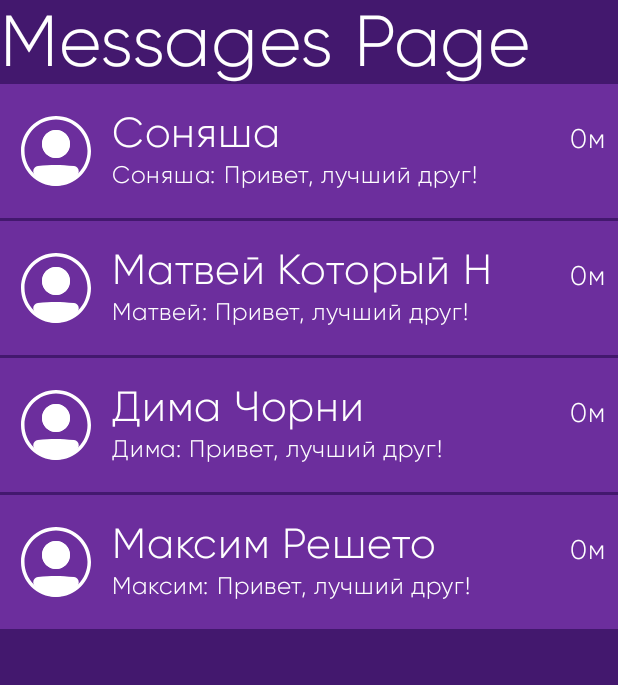
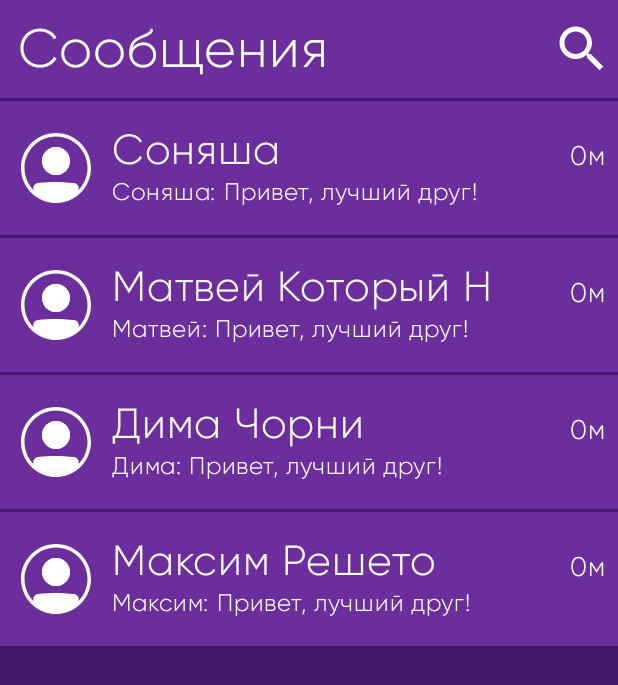
Before and after one commit to N1kromant/indrop-client, an Android app built with Jetpack Compose: the MessagesPage screen opened through its navigation route, on a phone screen of 412 x 824 dp. Shown: the top 685 px of the screen. Run offline under Robolectric (Android 15) with nearby library versions, the light colour scheme and no system bars.

Commit message:
feat:search button compleate
Подготовлена кнопка для создания нового чата

```diff
--- a/app/build.gradle.kts
+++ b/app/build.gradle.kts
@@ -98,6 +98,8 @@ dependencies {
     implementation(libs.kotlinx.serialization.json)
     androidTestImplementation( libs.androidx.espresso.idling.resource)
 
+    // Compose Constraint Layout
+    implementation(libs.androidx.constraintlayout.compose)
 
 
 }
--- a/app/src/main/java/com/log/indrop/Content/Main.kt
+++ b/app/src/main/java/com/log/indrop/Content/Main.kt
@@ -65,7 +65,7 @@ class Main: AppCompatActivity() {
             mainViewModel.makeFakePosts()
 
         //    networkManager.connect()
-//
+        //
         //    val chats = networkManager.getAllChats(mainViewModel.myUserData.value!!.authorId!!)
         //    mainViewModel.updateChatDataList(
         //        chats
--- a/app/src/main/java/com/log/indrop/Content/MessagesComposition.kt
+++ b/app/src/main/java/com/log/indrop/Content/MessagesComposition.kt
@@ -1,5 +1,6 @@
 package com.log.indrop.Content
 
+import android.graphics.Color
 import androidx.compose.foundation.Image
 import androidx.compose.foundation.background
 import androidx.compose.foundation.clickable
@@ -8,6 +9,7 @@ import androidx.compose.foundation.layout.Column
 import androidx.compose.foundation.layout.IntrinsicSize
 import androidx.compose.foundation.layout.Row
 import androidx.compose.foundation.layout.Spacer
+import androidx.compose.foundation.layout.fillMaxHeight
 import androidx.compose.foundation.layout.fillMaxSize
 import androidx.compose.foundation.layout.fillMaxWidth
 import androidx.compose.foundation.layout.height
@@ -15,11 +17,16 @@ import androidx.compose.foundation.layout.padding
 import androidx.compose.foundation.layout.size
 import androidx.compose.foundation.lazy.LazyColumn
 import androidx.compose.foundation.lazy.items
+import androidx.compose.material3.Icon
+import androidx.compose.material3.IconButton
 import androidx.compose.material3.MaterialTheme
 import androidx.compose.material3.Text
 import androidx.compose.runtime.Composable
+import androidx.compose.ui.Alignment
 import androidx.compose.ui.Modifier
+import androidx.compose.ui.res.colorResource
 import androidx.compose.ui.res.painterResource
+import androidx.compose.ui.res.stringResource
 import androidx.compose.ui.tooling.preview.Preview
 import androidx.compose.ui.unit.dp
 import androidx.compose.ui.unit.sp
@@ -27,6 +34,7 @@ import com.log.data.ChatData
 import com.log.data.Content
 import com.log.data.Message
 import com.log.data.UserData
+import com.log.indrop.FakeContent.makeFakeChats
 import com.log.indrop.R
 import com.log.indrop.ui.theme2.InkTheme
 import kotlinx.coroutines.flow.MutableStateFlow
@@ -35,16 +43,40 @@ import java.time.OffsetDateTime
 
 @Composable
 fun MessagesPage(chats: List<ChatData>, onClick: (chatData: ChatData) -> Unit) {
-//    Column {
-//        for (i in 0..10) {
-//            HelloWorld(2)
-//        }
-//    }
+
     Column {
-        Text(
-            text = "Messages Page",
-            fontSize = 48.sp,
-        )
+        Row (
+            Modifier
+                .fillMaxWidth()
+                .background(MaterialTheme.colorScheme.primaryContainer)
+        ) {
+            Text(
+                text = stringResource(R.string.MessagesPageTitle),
+                fontSize = 36.sp,
+                modifier = Modifier
+                    .padding(
+                        vertical = 12.dp,
+                        horizontal = 12.dp
+                    )
+                    .align(Alignment.CenterVertically)            )
+            Spacer(
+                modifier = Modifier
+                    .weight(1f)
+            )
+            IconButton(
+                onClick = { TODO("Обработка нажатия") },
+                modifier = Modifier
+                    .align(Alignment.CenterVertically)
+            ) {
+                Icon(
+                    painter = painterResource(R.drawable.baseline_search),
+                    "search",
+                    tint = colorResource(R.color.white)
+                )
+            }
+        }
+        Spacer(modifier = Modifier.size(2.dp))
+
         LazyColumn {
             items(chats) {
                 ChatRow(it) { chatData ->
@@ -53,6 +85,15 @@ fun MessagesPage(chats: List<ChatData>, onClick: (chatData: ChatData) -> Unit) {
                 Spacer(modifier = Modifier.size(2.dp))
             }
         }
+    }
+}
+
+@Preview
+@Composable
+fun MessagesPagePreview() {
+    val fakeChats = makeFakeChats()
+    InkTheme {
+        MessagesPage(fakeChats, {})
     }
 }
 
--- /dev/null
+++ b/app/src/main/res/drawable/baseline_search.xml
@@ -0,0 +1,5 @@
+<vector xmlns:android="http://schemas.android.com/apk/res/android" android:height="48dp" android:tint="#FFFFFF" android:viewportHeight="24" android:viewportWidth="24" android:width="48dp">
+
+    <path android:fillColor="@android:color/white" android:pathData="M15.5,14h-0.79l-0.28,-0.27C15.41,12.59 16,11.11 16,9.5 16,5.91 13.09,3 9.5,3S3,5.91 3,9.5 5.91,16 9.5,16c1.61,0 3.09,-0.59 4.23,-1.57l0.27,0.28v0.79l5,4.99L20.49,19l-4.99,-5zM9.5,14C7.01,14 5,11.99 5,9.5S7.01,5 9.5,5 14,7.01 14,9.5 11.99,14 9.5,14z"/>
+
+</vector>
--- a/app/src/main/res/values/strings.xml
+++ b/app/src/main/res/values/strings.xml
@@ -1,3 +1,4 @@
 <resources>
     <string name="app_name">indrop</string>
+    <string name="MessagesPageTitle">Сообщения</string>
 </resources>
--- a/gradle/libs.versions.toml
+++ b/gradle/libs.versions.toml
@@ -1,6 +1,7 @@
 [versions]
 agp = "8.5.0"
 coilCompose = "1.4.0"
+constraintlayoutCompose = "1.1.1"
 kotlin = "1.9.23"
 coreKtx = "1.13.1"
 junit = "4.13.2"
@@ -33,6 +34,7 @@ lifecycleLivedataCoreKtx = "2.8.2"
 lifecycleViewmodelAndroid = "2.8.2"
 
 [libraries]
+androidx-constraintlayout-compose = { module = "androidx.constraintlayout:constraintlayout-compose", version.ref = "constraintlayoutCompose" }
 androidx-core = { module = "androidx.test:core" }
 androidx-core-ktx = { group = "androidx.core", name = "core-ktx", version.ref = "coreKtx" }
 androidx-espresso-accessibility = { module = "androidx.test.espresso:espresso-accessibility" }
```
Also changed, not shown: app/src/main/java/com/log/indrop/FakeContent/FakeContentFunctions.kt (added, +109 -0 lines).
